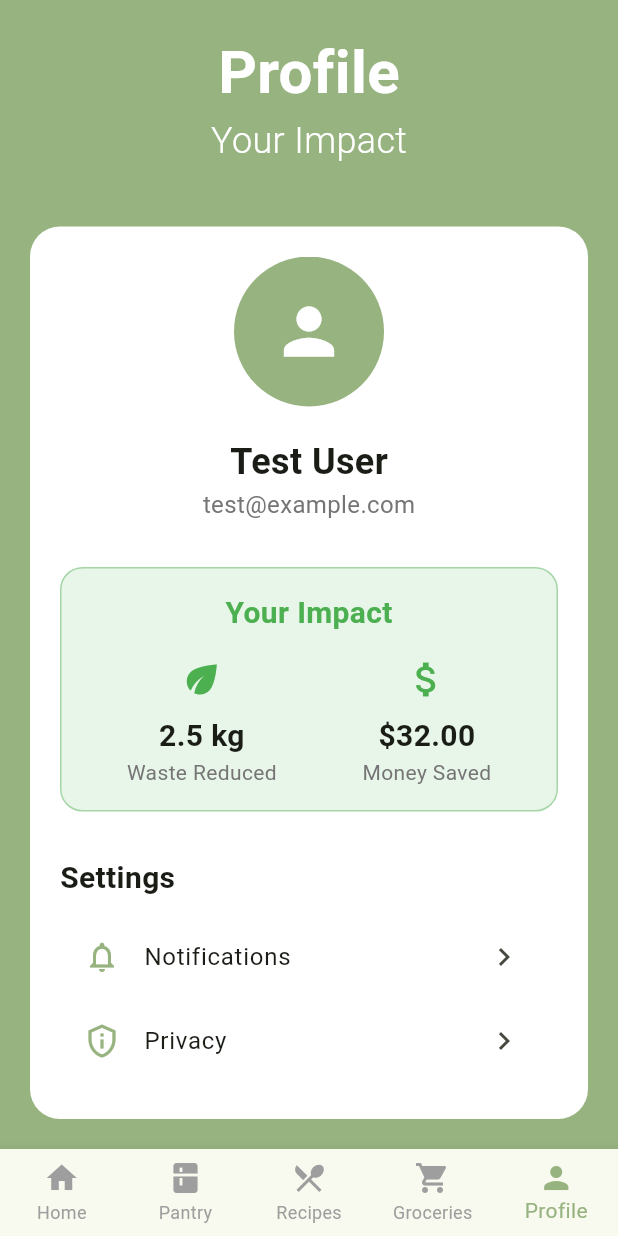
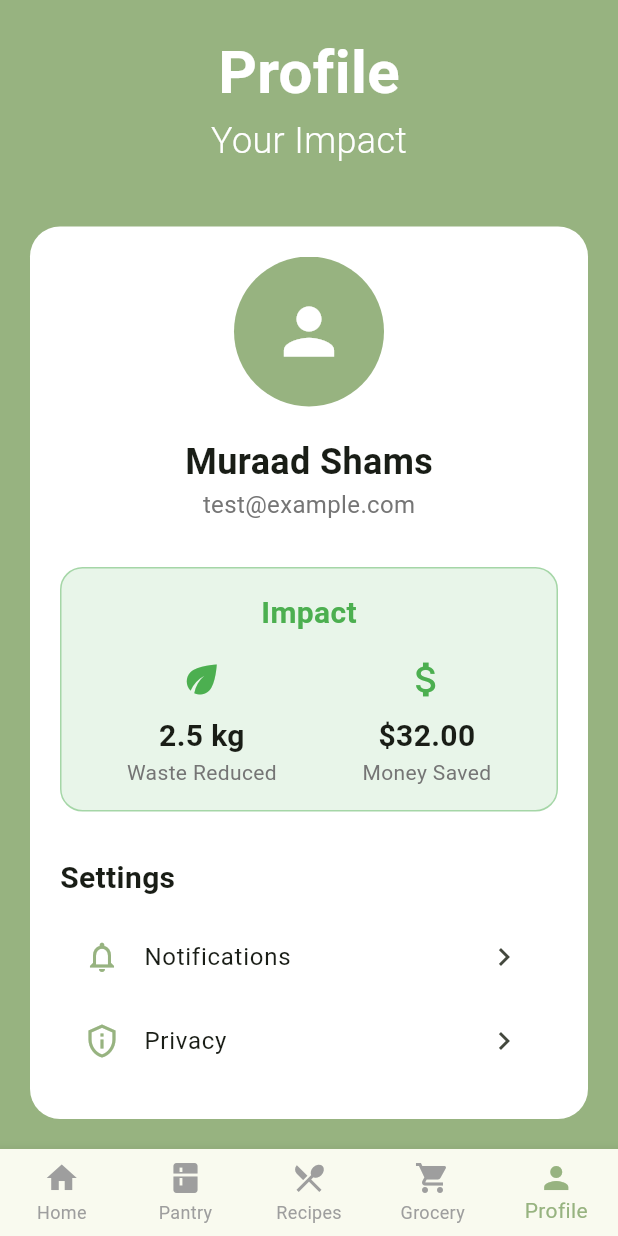
Before and after one commit to andykwesi/eco-bite_demo, a Flutter app: the HomeScreen screen opened by its route, item 5 of the bottom bar chosen, on a phone screen of 412 x 824 dp. Run offline on Flutter 3.47's test engine with Material 3 defaults, Android fonts, the phone set to English and light mode, and no system bars; accounts and stored records are empty; network calls fail.

Commit message:
updated these screens

```diff
--- a/lib/screens/home_screen.dart
+++ b/lib/screens/home_screen.dart
@@ -48,7 +48,7 @@ class _HomeScreenState extends State<HomeScreen> {
           ),
           BottomNavigationBarItem(
             icon: Icon(Icons.shopping_cart),
-            label: 'Groceries',
+            label: 'Grocery',
           ),
           BottomNavigationBarItem(icon: Icon(Icons.person), label: 'Profile'),
         ],
--- a/lib/screens/profile_screen.dart
+++ b/lib/screens/profile_screen.dart
@@ -16,7 +16,7 @@ class _ProfileScreenState extends State<ProfileScreen> {
   final User _mockUser = User(
     id: 'user_123456',
     email: 'test@example.com',
-    name: 'Test User',
+    name: 'Muraad Shams',
     createdAt: DateTime.now().subtract(const Duration(days: 30)),
     wasteReduction: 2500, // 2.5 kg
     moneySaved: 3200, // $32
@@ -102,7 +102,7 @@ class _ProfileScreenState extends State<ProfileScreen> {
                         child: Column(
                           children: [
                             const Text(
-                              'Your Impact',
+                              'Impact',
                               style: TextStyle(
                                 fontSize: 20,
                                 fontWeight: FontWeight.bold,
```
Also changed, not shown: lib/screens/pantry_screen.dart (+7 -0 lines), lib/screens/recipes_list_screen.dart (+14 -0 lines).
